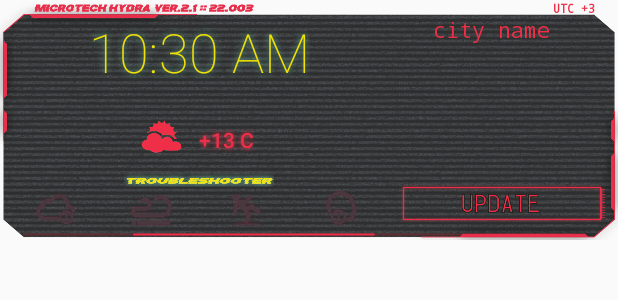
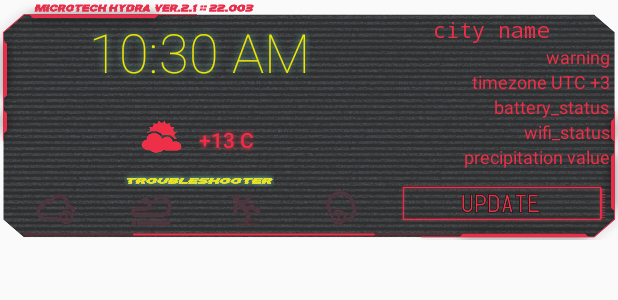
Before and after one commit to Orlinskas/Cyberpunk_2077, an Android app: the layout widget_troubleshooter.xml on its own in the app's theme, with its tools: preview values and no code run, on a phone screen of 412 x 824 dp. Shown: the top 300 px of the screen. Run offline under Robolectric (Android 15) with nearby library versions, the phone set to English and light mode, and no system bars.

Commit message:
realizate troubleshooter

```diff
--- /dev/null
+++ b/app/src/main/java/com/orlinskas/cyberpunk/ui/home/ConsoleItem.java
@@ -0,0 +1,5 @@
+package com.orlinskas.cyberpunk.ui.home;
+
+public class ConsoleItem {
+    public String command;
+}
--- a/app/src/main/java/com/orlinskas/cyberpunk/ui/home/HomeWidget.java
+++ b/app/src/main/java/com/orlinskas/cyberpunk/ui/home/HomeWidget.java
@@ -11,6 +11,7 @@ import android.graphics.Canvas;
 import android.graphics.Paint;
 import android.graphics.Rect;
 import android.graphics.Typeface;
+import android.net.Uri;
 import android.os.AsyncTask;
 import android.os.IBinder;
 import android.support.v4.content.ContextCompat;
--- a/app/src/main/res/layout/widget_troubleshooter.xml
+++ b/app/src/main/res/layout/widget_troubleshooter.xml
@@ -18,19 +18,6 @@
         android:background="@drawable/im_background_widget_3">
 
     </RelativeLayout>
-
-    <TextView
-        android:id="@+id/widget_troubleshooter_tv_timezone"
-        android:layout_width="wrap_content"
-        android:layout_height="wrap_content"
-        android:layout_alignParentEnd="true"
-        android:layout_marginEnd="15dp"
-        android:fontFamily="monospace"
-        android:text="UTC +3"
-        android:textAlignment="center"
-        android:textColor="@color/colorCyberpunkRed"
-        android:textSize="8sp"
-        android:textStyle="bold" />
 
     <RelativeLayout
         android:id="@+id/widget_troubleshooter_rl_clock"
@@ -200,4 +187,62 @@
         android:indeterminate="true"
         android:theme="@style/AppTheme.WhiteAccent" />
 
+    <TextView
+        android:id="@+id/widget_troubleshooter_tv_warning"
+        android:layout_width="wrap_content"
+        android:layout_height="wrap_content"
+        android:layout_below="@+id/widget_troubleshooter_rl_city_name"
+        android:layout_alignParentEnd="true"
+        android:layout_marginEnd="5dp"
+        android:text="warning"
+        android:textColor="@color/colorCyberpunkRed"
+        android:textSize="12sp" />
+
+    <TextView
+        android:id="@+id/widget_troubleshooter_tv_timezone"
+        android:layout_width="wrap_content"
+        android:layout_height="wrap_content"
+        android:layout_below="@id/widget_troubleshooter_tv_warning"
+        android:layout_alignParentEnd="true"
+        android:layout_marginEnd="5dp"
+        android:text="timezone UTC +3"
+        android:textColor="@color/colorCyberpunkRed"
+        android:textSize="12sp" />
+
+    <TextView
+        android:id="@+id/widget_troubleshooter_tv_battery"
+        android:layout_width="wrap_content"
+        android:layout_height="wrap_content"
+        android:layout_below="@id/widget_troubleshooter_tv_timezone"
+        android:layout_alignParentEnd="true"
+        android:layout_marginEnd="5dp"
+        android:text="battery_status"
+        android:textColor="@color/colorCyberpunkRed"
+        android:textSize="12sp" />
+
+    <TextView
+        android:id="@+id/widget_troubleshooter_tv_wifi"
+        android:layout_width="wrap_content"
+        android:layout_height="wrap_content"
+        android:layout_below="@+id/widget_troubleshooter_tv_battery"
+        android:layout_alignParentEnd="true"
+        android:layout_marginEnd="5dp"
+        android:text="wifi_status"
+        android:textColor="@color/colorCyberpunkRed"
+        android:textSize="12sp" />
+
+    <TextView
+        android:id="@+id/widget_troubleshooter_tv_precipitation"
+        android:layout_width="wrap_content"
+        android:layout_height="wrap_content"
+        android:layout_below="@+id/widget_troubleshooter_tv_wifi"
+        android:layout_alignParentEnd="true"
+        android:layout_marginEnd="5dp"
+        android:text="precipitation value"
+        android:textColor="@color/colorCyberpunkRed"
+        android:textSize="12sp" />
+
+
+
+
 </RelativeLayout>
```
Also changed, not shown: app/src/main/AndroidManifest.xml (+16 -10 lines), app/src/main/java/com/orlinskas/cyberpunk/ui/home/ConsoleProvider.java (added, +88 -0 lines), app/src/main/java/com/orlinskas/cyberpunk/ui/home/TroubleShooter.java (added, +71 -0 lines), app/src/main/java/com/orlinskas/cyberpunk/ui/home/WidgetService.java (added, +34 -0 lines), app/src/main/res/layout/console_row.xml (added, +18 -0 lines).
